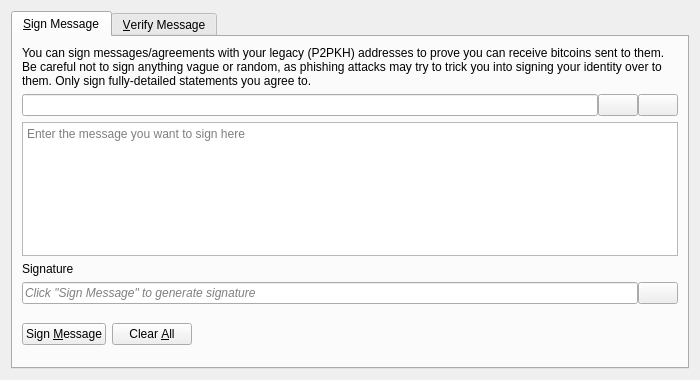
This is src/qt/forms/signverifymessagedialog.ui in choikj7007-ai/croncoin-source as Qt 5 draws it before an edit. The edited form follows.
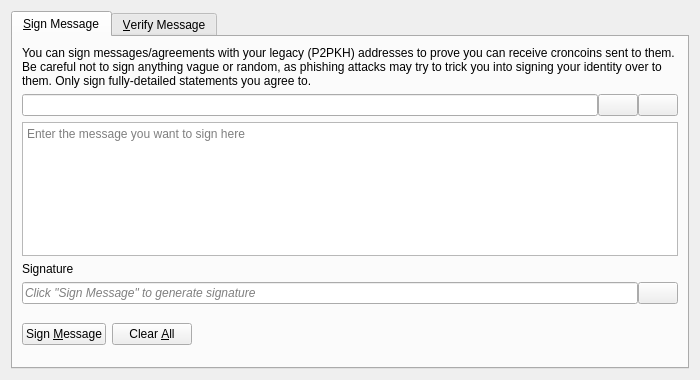
This is the edited form. Icons and pictures are not drawn. Custom widgets are drawn as their Qt base class.

Commit message:
Rebrand all remaining Bitcoin references to CronCoin across entire codebase
- Replace bitcoin/Bitcoin/BITCOIN with croncoin/CronCoin/CRONCOIN in all
  source code, scripts, CI, documentation, and config files
- Rename files with bitcoin in their names (completions, tests, resources)
- Preserve secp256k1 external library as-is

```diff
--- a/src/qt/forms/signverifymessagedialog.ui
+++ b/src/qt/forms/signverifymessagedialog.ui
@@ -30,7 +30,7 @@
        <item>
         <widget class="QLabel" name="infoLabel_SM">
          <property name="text">
-          <string>You can sign messages/agreements with your legacy (P2PKH) addresses to prove you can receive bitcoins sent to them. Be careful not to sign anything vague or random, as phishing attacks may try to trick you into signing your identity over to them. Only sign fully-detailed statements you agree to.</string>
+          <string>You can sign messages/agreements with your legacy (P2PKH) addresses to prove you can receive croncoins sent to them. Be careful not to sign anything vague or random, as phishing attacks may try to trick you into signing your identity over to them. Only sign fully-detailed statements you agree to.</string>
          </property>
          <property name="textFormat">
           <enum>Qt::PlainText</enum>
```
Left out of the diff: 26 changed lines with no effect on the pictures. The commit also changes 2266 other files.
